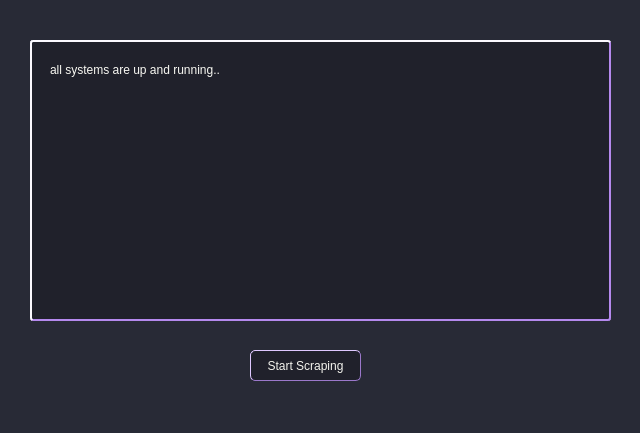
blanccode/scraper, file mainWindow.ui: the form before one commit.
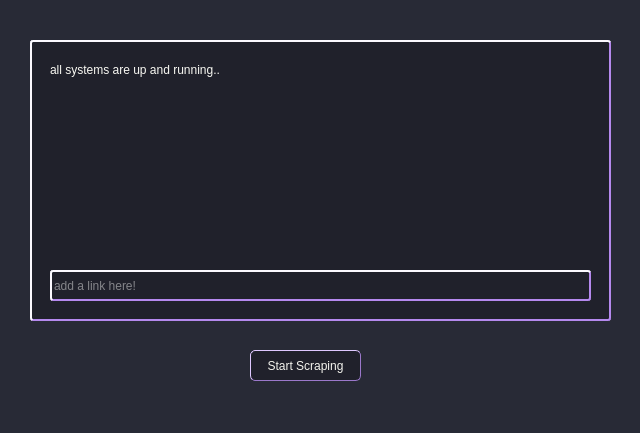
The form after the commit.

Diff of the .ui file:
```diff
--- a/mainWindow.ui
+++ b/mainWindow.ui
@@ -22,6 +22,583 @@
     <height>433</height>
    </size>
   </property>
+  <property name="palette">
+   <palette>
+    <active>
+     <colorrole role="WindowText">
+      <brush brushstyle="SolidPattern">
+       <color alpha="216">
+        <red>255</red>
+        <green>255</green>
+        <blue>255</blue>
+       </color>
+      </brush>
+     </colorrole>
+     <colorrole role="Button">
+      <brush brushstyle="SolidPattern">
+       <color alpha="255">
+        <red>40</red>
+        <green>42</green>
+        <blue>54</blue>
+       </color>
+      </brush>
+     </colorrole>
+     <colorrole role="Light">
+      <brush brushstyle="SolidPattern">
+       <color alpha="255">
+        <red>55</red>
+        <green>55</green>
+        <blue>55</blue>
+       </color>
+      </brush>
+     </colorrole>
+     <colorrole role="Midlight">
+      <brush brushstyle="SolidPattern">
+       <color alpha="255">
+        <red>52</red>
+        <green>52</green>
+        <blue>52</blue>
+       </color>
+      </brush>
+     </colorrole>
+     <colorrole role="Dark">
+      <brush brushstyle="SolidPattern">
+       <color alpha="255">
+        <red>191</red>
+        <green>191</green>
+        <blue>191</blue>
+       </color>
+      </brush>
+     </colorrole>
+     <colorrole role="Mid">
+      <brush brushstyle="SolidPattern">
+       <color alpha="255">
+        <red>36</red>
+        <green>36</green>
+        <blue>36</blue>
+       </color>
+      </brush>
+     </colorrole>
+     <colorrole role="Text">
+      <brush brushstyle="SolidPattern">
+       <color alpha="216">
+        <red>255</red>
+        <green>255</green>
+        <blue>255</blue>
+       </color>
+      </brush>
+     </colorrole>
+     <colorrole role="BrightText">
+      <brush brushstyle="SolidPattern">
+       <color alpha="255">
+        <red>55</red>
+        <green>55</green>
+        <blue>55</blue>
+       </color>
+      </brush>
+     </colorrole>
+     <colorrole role="ButtonText">
+      <brush brushstyle="SolidPattern">
+       <color alpha="255">
+        <red>0</red>
+        <green>0</green>
+        <blue>0</blue>
+       </color>
+      </brush>
+     </colorrole>
+     <colorrole role="Base">
+      <brush brushstyle="SolidPattern">
+       <color alpha="255">
+        <red>40</red>
+        <green>42</green>
+        <blue>54</blue>
+       </color>
+      </brush>
+     </colorrole>
+     <colorrole role="Window">
+      <brush brushstyle="SolidPattern">
+       <color alpha="255">
+        <red>40</red>
+        <green>42</green>
+        <blue>54</blue>
+       </color>
+      </brush>
+     </colorrole>
+     <colorrole role="Shadow">
+      <brush brushstyle="SolidPattern">
+       <color alpha="255">
+        <red>0</red>
+        <green>0</green>
+        <blue>0</blue>
+       </color>
+      </brush>
+     </colorrole>
+     <colorrole role="Highlight">
+      <brush brushstyle="SolidPattern">
+       <color alpha="255">
+        <red>49</red>
+        <green>79</green>
+        <blue>120</blue>
+       </color>
+      </brush>
+     </colorrole>
+     <colorrole role="HighlightedText">
+      <brush brushstyle="SolidPattern">
+       <color alpha="216">
+        <red>255</red>
+        <green>255</green>
+        <blue>255</blue>
+       </color>
+      </brush>
+     </colorrole>
+     <colorrole role="Link">
+      <brush brushstyle="SolidPattern">
+       <color alpha="255">
+        <red>80</red>
+        <green>229</green>
+        <blue>123</blue>
+       </color>
+      </brush>
+     </colorrole>
+     <colorrole role="LinkVisited">
+      <brush brushstyle="SolidPattern">
+       <color alpha="255">
+        <red>255</red>
+        <green>119</green>
+        <blue>198</blue>
+       </color>
+      </brush>
+     </colorrole>
+     <colorrole role="AlternateBase">
+      <brush brushstyle="SolidPattern">
+       <color alpha="255">
+        <red>152</red>
+        <green>152</green>
+        <blue>152</blue>
+       </color>
+      </brush>
+     </colorrole>
+     <colorrole role="NoRole">
+      <brush brushstyle="SolidPattern">
+       <color alpha="255">
+        <red>0</red>
+        <green>0</green>
+        <blue>0</blue>
+       </color>
+      </brush>
+     </colorrole>
+     <colorrole role="ToolTipBase">
+      <brush brushstyle="SolidPattern">
+       <color alpha="63">
+        <red>255</red>
+        <green>255</green>
+        <blue>255</blue>
+       </color>
+      </brush>
+     </colorrole>
+     <colorrole role="ToolTipText">
+      <brush brushstyle="SolidPattern">
+       <color alpha="255">
+        <red>0</red>
+        <green>0</green>
+        <blue>0</blue>
+       </color>
+      </brush>
+     </colorrole>
+     <colorrole role="PlaceholderText">
+      <brush brushstyle="SolidPattern">
+       <color alpha="255">
+        <red>0</red>
+        <green>0</green>
+        <blue>0</blue>
+       </color>
+      </brush>
+     </colorrole>
+    </active>
+    <inactive>
+     <colorrole role="WindowText">
+      <brush brushstyle="SolidPattern">
+       <color alpha="216">
+        <red>255</red>
+        <green>255</green>
+        <blue>255</blue>
+       </color>
+      </brush>
+     </colorrole>
+     <colorrole role="Button">
+      <brush brushstyle="SolidPattern">
+       <color alpha="255">
+        <red>50</red>
+        <green>50</green>
+        <blue>50</blue>
+       </color>
+      </brush>
+     </colorrole>
+     <colorrole role="Light">
+      <brush brushstyle="SolidPattern">
+       <color alpha="255">
+        <red>55</red>
+        <green>55</green>
+        <blue>55</blue>
+       </color>
+      </brush>
+     </colorrole>
+     <colorrole role="Midlight">
+      <brush brushstyle="SolidPattern">
+       <color alpha="255">
+        <red>52</red>
+        <green>52</green>
+        <blue>52</blue>
+       </color>
+      </brush>
+     </colorrole>
+     <colorrole role="Dark">
+      <brush brushstyle="SolidPattern">
+       <color alpha="255">
+        <red>191</red>
+        <green>191</green>
+        <blue>191</blue>
+       </color>
+      </brush>
+     </colorrole>
+     <colorrole role="Mid">
+      <brush brushstyle="SolidPattern">
+       <color alpha="255">
+        <red>36</red>
+        <green>36</green>
+        <blue>36</blue>
+       </color>
+      </brush>
+     </colorrole>
+     <colorrole role="Text">
+      <brush brushstyle="SolidPattern">
+       <color alpha="216">
+        <red>255</red>
+        <green>255</green>
+        <blue>255</blue>
+       </color>
+      </brush>
+     </colorrole>
+     <colorrole role="BrightText">
+      <brush brushstyle="SolidPattern">
+       <color alpha="255">
+        <red>55</red>
+        <green>55</green>
+        <blue>55</blue>
+       </color>
+      </brush>
+     </colorrole>
+     <colorrole role="ButtonText">
+      <brush brushstyle="SolidPattern">
+       <color alpha="255">
+        <red>0</red>
+        <green>0</green>
+        <blue>0</blue>
+       </color>
+      </brush>
+     </colorrole>
+     <colorrole role="Base">
+      <brush brushstyle="SolidPattern">
+       <color alpha="255">
+        <red>23</red>
+        <green>23</green>
+        <blue>23</blue>
+       </color>
+      </brush>
+     </colorrole>
+     <colorrole role="Window">
+      <brush brushstyle="SolidPattern">
+       <color alpha="255">
+        <red>50</red>
+        <green>50</green>
+        <blue>50</blue>
+       </color>
+      </brush>
+     </colorrole>
+     <colorrole role="Shadow">
+      <brush brushstyle="SolidPattern">
+       <color alpha="255">
+        <red>0</red>
+        <green>0</green>
+        <blue>0</blue>
+       </color>
+      </brush>
+     </colorrole>
+     <colorrole role="Highlight">
+      <brush brushstyle="SolidPattern">
+       <color alpha="255">
+        <red>54</red>
+        <green>54</green>
+        <blue>54</blue>
+       </color>
+      </brush>
+     </colorrole>
+     <colorrole role="HighlightedText">
+      <brush brushstyle="SolidPattern">
+       <color alpha="216">
+        <red>255</red>
+        <green>255</green>
+        <blue>255</blue>
+       </color>
+      </brush>
+     </colorrole>
+     <colorrole role="Link">
+      <brush brushstyle="SolidPattern">
+       <color alpha="255">
+        <red>0</red>
+        <green>0</green>
+        <blue>255</blue>
+       </color>
+      </brush>
+     </colorrole>
+     <colorrole role="LinkVisited">
+      <brush brushstyle="SolidPattern">
+       <color alpha="255">
+        <red>255</red>
+        <green>0</green>
+        <blue>255</blue>
+       </color>
+      </brush>
+     </colorrole>
+     <colorrole role="AlternateBase">
+      <brush brushstyle="SolidPattern">
+       <color alpha="255">
+        <red>152</red>
+        <green>152</green>
+        <blue>152</blue>
+       </color>
+      </brush>
+     </colorrole>
+     <colorrole role="NoRole">
+      <brush brushstyle="NoBrush">
+       <color alpha="255">
+        <red>0</red>
+        <green>0</green>
+        <blue>0</blue>
+       </color>
+      </brush>
+     </colorrole>
+     <colorrole role="ToolTipBase">
+      <brush brushstyle="SolidPattern">
+       <color alpha="63">
+        <red>255</red>
+        <green>255</green>
+        <blue>255</blue>
+       </color>
+      </brush>
+     </colorrole>
+     <colorrole role="ToolTipText">
+      <brush brushstyle="SolidPattern">
+       <color alpha="255">
+        <red>0</red>
+        <green>0</green>
+        <blue>0</blue>
+       </color>
+      </brush>
+     </colorrole>
+     <colorrole role="PlaceholderText">
+      <brush brushstyle="NoBrush">
+       <color alpha="255">
+        <red>0</red>
+        <green>0</green>
+        <blue>0</blue>
+       </color>
+      </brush>
+     </colorrole>
+    </inactive>
+    <disabled>
+     <colorrole role="WindowText">
+      <brush brushstyle="SolidPattern">
+       <color alpha="63">
+        <red>255</red>
+        <green>255</green>
+        <blue>255</blue>
+       </color>
+      </brush>
+     </colorrole>
+     <colorrole role="Button">
+      <brush brushstyle="SolidPattern">
+       <color alpha="255">
+        <red>40</red>
+        <green>42</green>
+        <blue>54</blue>
+       </color>
+      </brush>
+     </colorrole>
+     <colorrole role="Light">
+      <brush brushstyle="SolidPattern">
+       <color alpha="255">
+        <red>55</red>
+        <green>55</green>
+        <blue>55</blue>
+       </color>
+      </brush>
+     </colorrole>
+     <colorrole role="Midlight">
+      <brush brushstyle="SolidPattern">
+       <color alpha="255">
+        <red>52</red>
+        <green>52</green>
+        <blue>52</blue>
+       </color>
+      </brush>
+     </colorrole>
+     <colorrole role="Dark">
+      <brush brushstyle="SolidPattern">
+       <color alpha="255">
+        <red>191</red>
+        <green>191</green>
+        <blue>191</blue>
+       </color>
+      </brush>
+     </colorrole>
+     <colorrole role="Mid">
+      <brush brushstyle="SolidPattern">
+       <color alpha="255">
+        <red>36</red>
+        <green>36</green>
+        <blue>36</blue>
+       </color>
+      </brush>
+     </colorrole>
+     <colorrole role="Text">
+      <brush brushstyle="SolidPattern">
+       <color alpha="63">
+        <red>255</red>
+        <green>255</green>
+        <blue>255</blue>
+       </color>
+      </brush>
+     </colorrole>
+     <colorrole role="BrightText">
+      <brush brushstyle="SolidPattern">
+       <color alpha="255">
+        <red>55</red>
+        <green>55</green>
+        <blue>55</blue>
+       </color>
+      </brush>
+     </colorrole>
+     <colorrole role="ButtonText">
+      <brush brushstyle="SolidPattern">
+       <color alpha="255">
+        <red>31</red>
+        <green>31</green>
+        <blue>31</blue>
+       </color>
+      </brush>
+     </colorrole>
+     <colorrole role="Base">
+      <brush brushstyle="SolidPattern">
+       <color alpha="255">
+        <red>40</red>
+        <green>42</green>
+        <blue>54</blue>
+       </color>
+      </brush>
+     </colorrole>
+     <colorrole role="Window">
+      <brush brushstyle="SolidPattern">
+       <color alpha="255">
+        <red>40</red>
+        <green>42</green>
+        <blue>54</blue>
+       </color>
+      </brush>
+     </colorrole>
+     <colorrole role="Shadow">
+      <brush brushstyle="SolidPattern">
+       <color alpha="255">
+        <red>0</red>
+        <green>0</green>
+        <blue>0</blue>
+       </color>
+      </brush>
+     </colorrole>
+     <colorrole role="Highlight">
+      <brush brushstyle="SolidPattern">
+       <color alpha="255">
+        <red>54</red>
+        <green>54</green>
+        <blue>54</blue>
+       </color>
+      </brush>
+     </colorrole>
+     <colorrole role="HighlightedText">
+      <brush brushstyle="SolidPattern">
+       <color alpha="63">
+        <red>255</red>
+        <green>255</green>
+        <blue>255</blue>
+       </color>
+      </brush>
+     </colorrole>
+     <colorrole role="Link">
+      <brush brushstyle="SolidPattern">
+       <color alpha="255">
+        <red>0</red>
+        <green>0</green>
+        <blue>255</blue>
+       </color>
+      </brush>
+     </colorrole>
+     <colorrole role="LinkVisited">
+      <brush brushstyle="SolidPattern">
+       <color alpha="255">
+        <red>255</red>
+        <green>0</green>
+        <blue>255</blue>
+       </color>
+      </brush>
+     </colorrole>
+     <colorrole role="AlternateBase">
+      <brush brushstyle="SolidPattern">
+       <color alpha="255">
+        <red>152</red>
+        <green>152</green>
+        <blue>152</blue>
+       </color>
+      </brush>
+     </colorrole>
+     <colorrole role="NoRole">
+      <brush brushstyle="NoBrush">
+       <color alpha="255">
+        <red>0</red>
+        <green>0</green>
+        <blue>0</blue>
+       </color>
+      </brush>
+     </colorrole>
+     <colorrole role="ToolTipBase">
+      <brush brushstyle="SolidPattern">
+       <color alpha="63">
+        <red>255</red>
+        <green>255</green>
+        <blue>255</blue>
+       </color>
+      </brush>
+     </colorrole>
+     <colorrole role="ToolTipText">
+      <brush brushstyle="SolidPattern">
+       <color alpha="255">
+        <red>0</red>
+        <green>0</green>
+        <blue>0</blue>
+       </color>
+      </brush>
+     </colorrole>
+     <colorrole role="PlaceholderText">
+      <brush brushstyle="NoBrush">
+       <color alpha="255">
+        <red>0</red>
+        <green>0</green>
+        <blue>0</blue>
+       </color>
+      </brush>
+     </colorrole>
+    </disabled>
+   </palette>
+  </property>
   <property name="windowTitle">
    <string>MainWindow</string>
   </property>
@@ -50,6 +627,124 @@
       <height>281</height>
      </rect>
     </property>
+    <property name="palette">
+     <palette>
+      <active>
+       <colorrole role="Button">
+        <brush brushstyle="SolidPattern">
+         <color alpha="255">
+          <red>32</red>
+          <green>33</green>
+          <blue>43</blue>
+         </color>
+        </brush>
+       </colorrole>
+       <colorrole role="Base">
+        <brush brushstyle="SolidPattern">
+         <color alpha="255">
+          <red>32</red>
+          <green>33</green>
+          <blue>43</blue>
+         </color>
+        </brush>
+       </colorrole>
+       <colorrole role="Window">
+        <brush brushstyle="SolidPattern">
+         <color alpha="255">
+          <red>32</red>
+          <green>33</green>
+          <blue>43</blue>
+         </color>
+        </brush>
+       </colorrole>
+       <colorrole role="LinkVisited">
+        <brush brushstyle="SolidPattern">
+         <color alpha="255">
+          <red>239</red>
+          <green>113</green>
+          <blue>187</blue>
+         </color>
+        </brush>
+       </colorrole>
+      </active>
+      <inactive>
+       <colorrole role="Button">
+        <brush brushstyle="SolidPattern">
+         <color alpha="255">
+          <red>50</red>
+          <green>50</green>
+          <blue>50</blue>
+         </color>
+        </brush>
+       </colorrole>
+       <colorrole role="Base">
+        <brush brushstyle="SolidPattern">
+         <color alpha="255">
+          <red>23</red>
+          <green>23</green>
+          <blue>23</blue>
+         </color>
+        </brush>
+       </colorrole>
+       <colorrole role="Window">
+        <brush brushstyle="SolidPattern">
+         <color alpha="255">
+          <red>50</red>
+          <green>50</green>
+          <blue>50</blue>
+         </color>
+        </brush>
+       </colorrole>
+       <colorrole role="LinkVisited">
+        <brush brushstyle="SolidPattern">
+         <color alpha="255">
+          <red>255</red>
+          <green>0</green>
+          <blue>255</blue>
+         </color>
+        </brush>
+       </colorrole>
+      </inactive>
+      <disabled>
+       <colorrole role="Button">
+        <brush brushstyle="SolidPattern">
+         <color alpha="255">
+          <red>32</red>
+          <green>33</green>
+          <blue>43</blue>
+         </color>
+        </brush>
+       </colorrole>
+       <colorrole role="Base">
+        <brush brushstyle="SolidPattern">
+         <color alpha="255">
+          <red>32</red>
+          <green>33</green>
+          <blue>43</blue>
+         </color>
+        </brush>
+       </colorrole>
+       <colorrole role="Window">
+        <brush brushstyle="SolidPattern">
+         <color alpha="255">
+          <red>32</red>
+          <green>33</green>
+          <blue>43</blue>
+         </color>
+        </brush>
+       </colorrole>
+       <colorrole role="LinkVisited">
+        <brush brushstyle="SolidPattern">
+         <color alpha="255">
+          <red>255</red>
+          <green>0</green>
+          <blue>255</blue>
+         </color>
+        </brush>
+       </colorrole>
+      </disabled>
+     </palette>
+    </property>
     <property name="autoFillBackground">
      <bool>false</bool>
     </property>
@@ -76,6 +771,40 @@
       <string>&lt;html&gt;&lt;head/&gt;&lt;body&gt;&lt;p&gt;&lt;span style=&quot; color:#f8f8f2;&quot;&gt;all systems are up and running..&lt;/span&gt;&lt;/p&gt;&lt;/body&gt;&lt;/html&gt;</string>
      </property>
     </widget>
+    <widget class="QLineEdit" name="input">
+     <property name="geometry">
+      <rect>
+       <x>20</x>
+       <y>230</y>
+       <width>541</width>
+       <height>31</height>
+      </rect>
+     </property>
+     <property name="statusTip">
+      <string/>
+     </property>
+     <property name="whatsThis">
+      <string/>
+     </property>
+     <property name="accessibleName">
+      <string/>
+     </property>
+     <property name="accessibleDescription">
+      <string/>
+     </property>
+     <property name="styleSheet">
+      <string notr="true">color:rgb(231, 231, 231)</string>
+     </property>
+     <property name="inputMask">
+      <string/>
+     </property>
+     <property name="text">
+      <string/>
+     </property>
+     <property name="placeholderText">
+      <string>add a link here!</string>
+     </property>
+    </widget>
    </widget>
    <widget class="QPushButton" name="pushButton">
     <property name="geometry">
```
